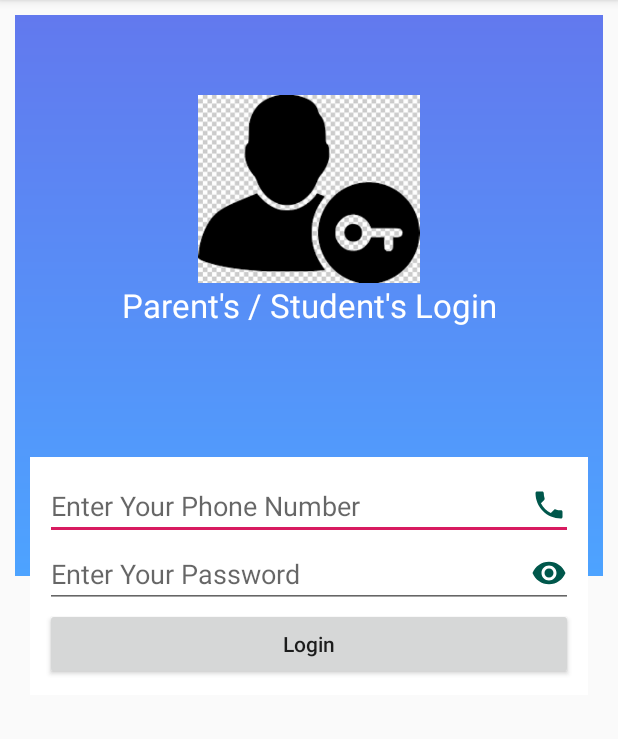
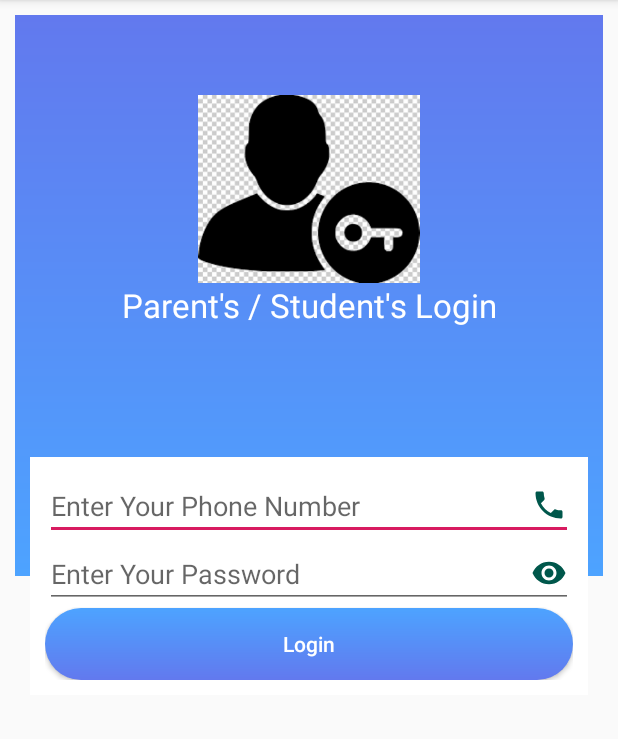
Before and after one commit to shub-naik/UpdatedSmartSchoolApp, an Android app: the ParentActivity screen opened directly, with no data from a screen before it, on a phone screen of 412 x 824 dp, the part 84-823 px from its top. Run offline under Robolectric (Android 15) with nearby library versions, the phone set to English and light mode, and no system bars; our stand-ins replace Firebase (no records; nobody signed in at launch, a user with empty details on screens opened directly).

```diff
--- /dev/null
+++ b/app/src/main/res/drawable-v24/rounded_buttons.xml
@@ -0,0 +1,12 @@
+<?xml version="1.0" encoding="utf-8"?>
+<shape xmlns:android="http://schemas.android.com/apk/res/android"
+    android:shape="rectangle">
+
+    <gradient
+        android:angle="90"
+        android:endColor="#4DA3FF"
+        android:startColor="#6279EE" />
+
+    <corners android:radius="30dp" />
+
+</shape>
--- a/app/src/main/res/layout/activity_parent.xml
+++ b/app/src/main/res/layout/activity_parent.xml
@@ -56,14 +56,18 @@
                 android:drawableRight="@drawable/password_visible"
                 android:drawablePadding="10dp"
                 android:drawableTint="@color/colorPrimaryDark"
-                android:hint="Enter Your Password" />
+                android:hint="Enter Your Password"
+                android:inputType="textPassword" />
 
             <Button
+
                 android:id="@+id/ButtonParentLogin"
                 android:layout_width="match_parent"
                 android:layout_height="wrap_content"
+                android:background="@drawable/rounded_buttons"
                 android:text="Login"
-                android:textAllCaps="false" />
+                android:textAllCaps="false"
+                android:textColor="#ffffff" />
         </LinearLayout>
 
         <TextView
```
